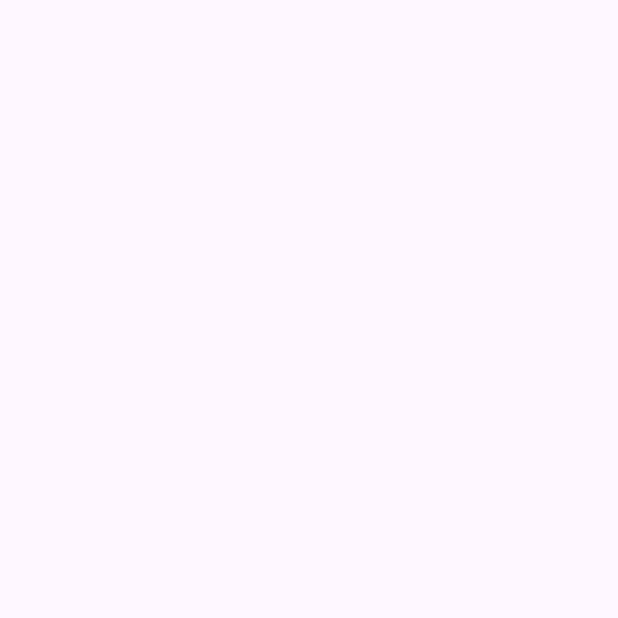
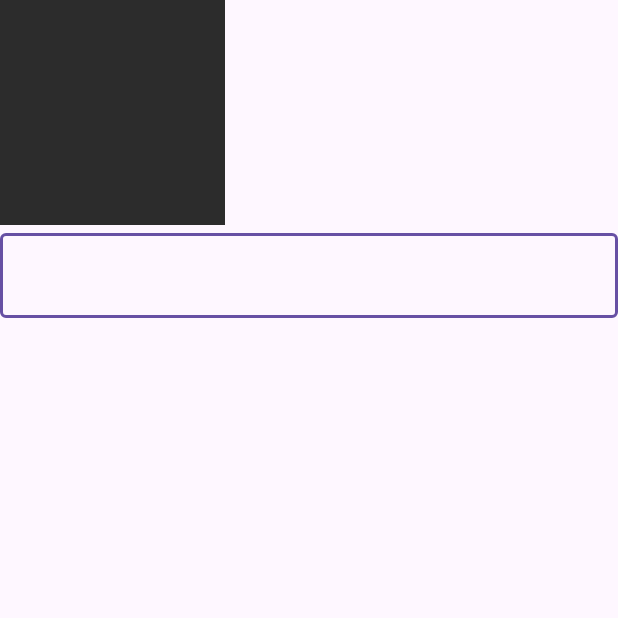
Before and after one commit to Tiraz/LojinhaBike, an Android app: the LoginActivity screen opened directly, with no data from a screen before it, on a phone screen of 412 x 824 dp, the top half of it. Before the commit the part shown is empty. Run offline under Robolectric (Android 15) with nearby library versions, the phone set to English and light mode, and no system bars.

Commit message:
login...

```diff
--- a/app/src/main/res/layout/login_layout.xml
+++ b/app/src/main/res/layout/login_layout.xml
@@ -1,5 +1,5 @@
 <?xml version="1.0" encoding="utf-8"?>
-<androidx.constraintlayout.widget.ConstraintLayout xmlns:android="http://schemas.android.com/apk/res/android"
+<LinearLayout android:orientation="vertical" xmlns:android="http://schemas.android.com/apk/res/android"
     xmlns:app="http://schemas.android.com/apk/res-auto"
     xmlns:tools="http://schemas.android.com/tools"
     android:id="@+id/main"
@@ -7,4 +7,23 @@
     android:layout_height="match_parent"
     tools:context=".LoginActivity">
 
-</androidx.constraintlayout.widget.ConstraintLayout>
+    <ImageView
+        android:layout_width="150dp"
+        android:layout_height="150dp"
+        android:src="#2c2c2c"/>
+
+    <com.google.android.material.textfield.TextInputLayout
+        android:id="@+id/textField"
+        android:layout_width="match_parent"
+        android:layout_height="wrap_content"
+        android:hint="">
+
+        <com.google.android.material.textfield.TextInputEditText
+            android:layout_width="match_parent"
+            android:layout_height="wrap_content"
+            />
+
+    </com.google.android.material.textfield.TextInputLayout>
+
+
+</LinearLayout>
```
